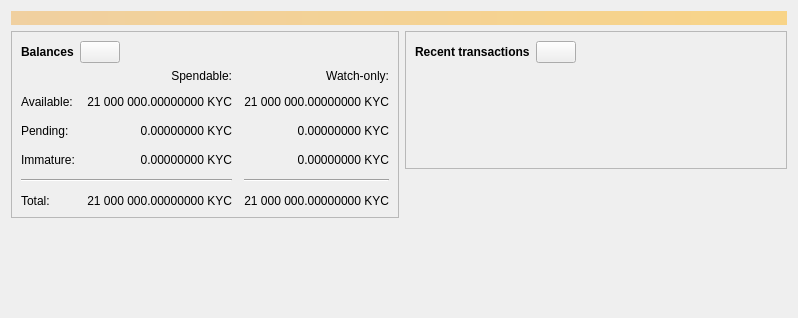
genisyskernel/koyotecoin, file src/qt/forms/overviewpage.ui: the form before one commit.
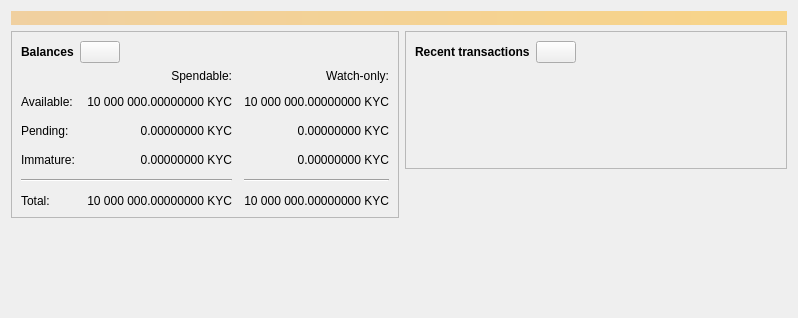
The form after the commit. Icons and pictures are not drawn. Custom widgets are drawn as their Qt base class.

Commit message:
koyotecoin: update new chain - src/qt/forms/overviewpage.ui
Koyotecoin: Update New Chain - src/qt/forms/overviewpage.ui

```diff
--- a/src/qt/forms/overviewpage.ui
+++ b/src/qt/forms/overviewpage.ui
@@ -249,7 +249,7 @@
                <string>Your current total balance</string>
               </property>
               <property name="text">
-               <string notr="true">21 000 000.00000000 KYC</string>
+               <string notr="true">10 000 000.00000000 KYC</string>
               </property>
               <property name="alignment">
                <set>Qt::AlignRight|Qt::AlignTrailing|Qt::AlignVCenter</set>
@@ -268,7 +268,7 @@
                <string>Current total balance in watch-only addresses</string>
               </property>
               <property name="text">
-               <string notr="true">21 000 000.00000000 KYC</string>
+               <string notr="true">10 000 000.00000000 KYC</string>
               </property>
               <property name="alignment">
                <set>Qt::AlignRight|Qt::AlignTrailing|Qt::AlignVCenter</set>
@@ -304,7 +304,7 @@
                <string>Your current spendable balance</string>
               </property>
               <property name="text">
-               <string notr="true">21 000 000.00000000 KYC</string>
+               <string notr="true">10 000 000.00000000 KYC</string>
               </property>
               <property name="alignment">
                <set>Qt::AlignRight|Qt::AlignTrailing|Qt::AlignVCenter</set>
@@ -323,7 +323,7 @@
                <string>Your current balance in watch-only addresses</string>
               </property>
               <property name="text">
-               <string notr="true">21 000 000.00000000 KYC</string>
+               <string notr="true">10 000 000.00000000 KYC</string>
               </property>
               <property name="alignment">
                <set>Qt::AlignRight|Qt::AlignTrailing|Qt::AlignVCenter</set>
```
